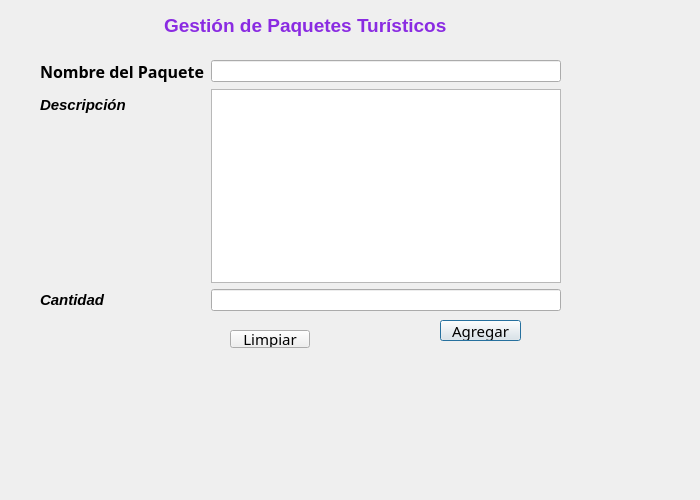
Qt form Proyecto Final/TourismCompass/addpackage.ui (ingalexvarela/ProyectoQT) before a commit.
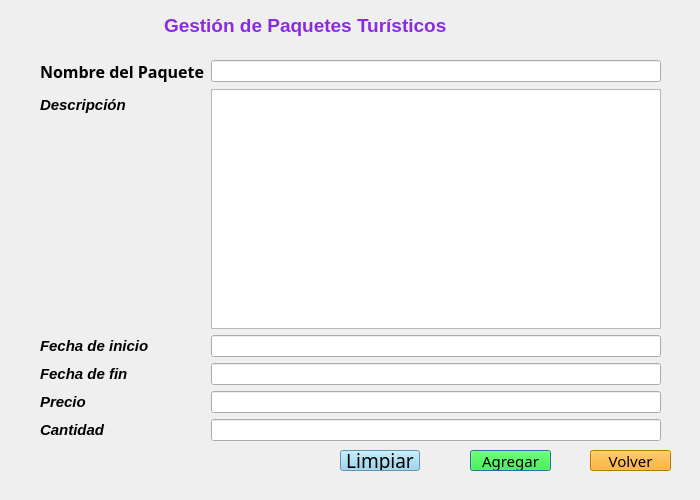
The same form after that commit. Icons and pictures are not drawn.

Patch:
```diff
--- a/Proyecto Final/TourismCompass/addpackage.ui
+++ b/Proyecto Final/TourismCompass/addpackage.ui
@@ -24,8 +24,8 @@
     <rect>
      <x>40</x>
      <y>60</y>
-     <width>521</width>
-     <height>251</height>
+     <width>621</width>
+     <height>381</height>
     </rect>
    </property>
    <layout class="QFormLayout" name="formLayout">
@@ -74,10 +74,76 @@
      <widget class="QTextEdit" name="txtDescription"/>
     </item>
     <item row="2" column="1">
+     <widget class="QLineEdit" name="txtAmount_3"/>
+    </item>
+    <item row="3" column="0">
+     <widget class="QLabel" name="label_4">
+      <property name="font">
+       <font>
+        <pointsize>11</pointsize>
+        <italic>true</italic>
+        <bold>true</bold>
+       </font>
+      </property>
+      <property name="styleSheet">
+       <string notr="true">color: #000000;
+
+</string>
+      </property>
+      <property name="text">
+       <string>Fecha de fin</string>
+      </property>
+     </widget>
+    </item>
+    <item row="3" column="1">
+     <widget class="QLineEdit" name="txtAmount_2"/>
+    </item>
+    <item row="4" column="0">
+     <widget class="QLabel" name="label_3">
+      <property name="font">
+       <font>
+        <pointsize>11</pointsize>
+        <italic>true</italic>
+        <bold>true</bold>
+       </font>
+      </property>
+      <property name="styleSheet">
+       <string notr="true">color: #000000;
+
+</string>
+      </property>
+      <property name="text">
+       <string>Precio</string>
+      </property>
+     </widget>
+    </item>
+    <item row="4" column="1">
      <widget class="QLineEdit" name="txtAmount"/>
     </item>
     <item row="2" column="0">
-     <widget class="QLabel" name="label_3">
+     <widget class="QLabel" name="label_5">
+      <property name="font">
+       <font>
+        <pointsize>11</pointsize>
+        <italic>true</italic>
+        <bold>true</bold>
+       </font>
+      </property>
+      <property name="styleSheet">
+       <string notr="true">color: #000000;
+
+</string>
+      </property>
+      <property name="text">
+       <string>Fecha de inicio</string>
+      </property>
+     </widget>
+    </item>
+    <item row="5" column="1">
+     <widget class="QLineEdit" name="txtAmount_4"/>
+    </item>
+    <item row="5" column="0">
+     <widget class="QLabel" name="label_6">
       <property name="font">
        <font>
         <pointsize>11</pointsize>
@@ -100,8 +166,8 @@
   <widget class="QPushButton" name="btnSave">
    <property name="geometry">
     <rect>
-     <x>440</x>
-     <y>320</y>
+     <x>470</x>
+     <y>450</y>
      <width>81</width>
      <height>21</height>
     </rect>
@@ -114,6 +180,7 @@
    </property>
    <property name="styleSheet">
     <string notr="true">color: #000000;
+background: #00FF00;
 </string>
    </property>
    <property name="text">
@@ -123,20 +190,21 @@
   <widget class="QPushButton" name="btnReset">
    <property name="geometry">
     <rect>
-     <x>230</x>
-     <y>330</y>
+     <x>340</x>
+     <y>450</y>
      <width>80</width>
-     <height>18</height>
+     <height>21</height>
     </rect>
    </property>
    <property name="font">
     <font>
      <family>Tw Cen MT Condensed Extra Bold</family>
-     <pointsize>11</pointsize>
+     <pointsize>14</pointsize>
     </font>
    </property>
    <property name="styleSheet">
     <string notr="true">color: #000000;
+background: #87CEEB;
 </string>
    </property>
    <property name="text">
@@ -173,6 +241,29 @@
 &lt;p style=&quot; margin-top:0px; margin-bottom:0px; margin-left:0px; margin-right:0px; -qt-block-indent:0; text-indent:0px;&quot;&gt;&lt;span style=&quot; font-size:14pt; font-weight:700;&quot;&gt;Gestión de Paquetes Turísticos&lt;/span&gt;&lt;/p&gt;&lt;/body&gt;&lt;/html&gt;</string>
    </property>
   </widget>
+  <widget class="QPushButton" name="btnSave_2">
+   <property name="geometry">
+    <rect>
+     <x>590</x>
+     <y>450</y>
+     <width>81</width>
+     <height>21</height>
+    </rect>
+   </property>
+   <property name="font">
+    <font>
+     <family>Showcard Gothic</family>
+     <pointsize>11</pointsize>
+    </font>
+   </property>
+   <property name="styleSheet">
+    <string notr="true">color: #000000;
+background: #FFA500;</string>
+   </property>
+   <property name="text">
+    <string>Volver</string>
+   </property>
+  </widget>
  </widget>
  <resources/>
  <connections/>
```
